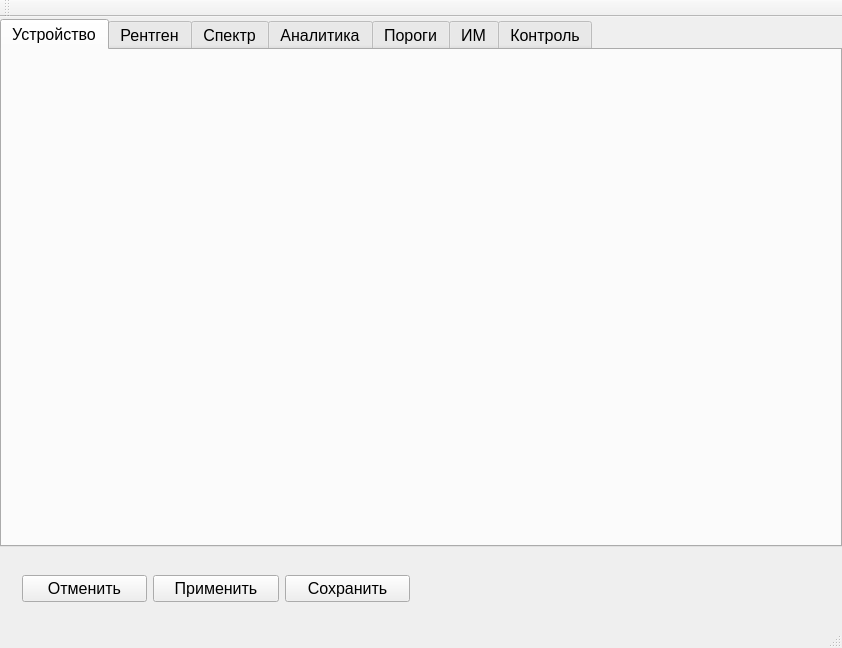
Before: the Qt Designer form mainwindow.ui in longway34/SeparatorQt, drawn with Qt 5.
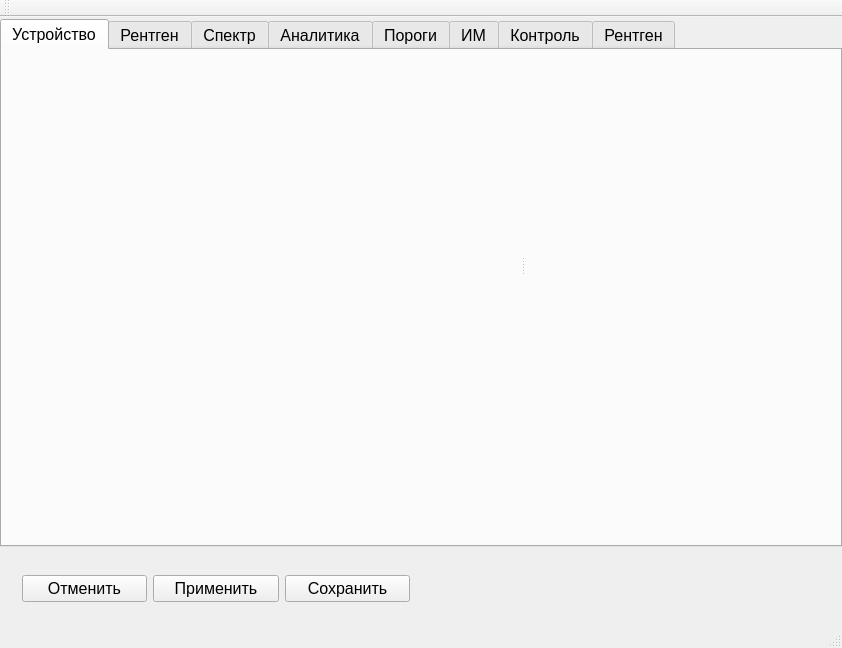
After: the same form once the commit is applied. The open tabs and pages were chosen to show the change. Icons and pictures are not drawn. Custom widgets are drawn as their Qt base class.

What changed in the file:
```diff
--- a/mainwindow.ui
+++ b/mainwindow.ui
@@ -106,6 +106,40 @@
          <attribute name="title">
           <string>Устройство</string>
          </attribute>
+         <widget class="QWidget" name="widget_2" native="true">
+          <property name="geometry">
+           <rect>
+            <x>20</x>
+            <y>10</y>
+            <width>514</width>
+            <height>409</height>
+           </rect>
+          </property>
+          <layout class="QVBoxLayout" name="verticalLayout_7">
+           <item>
+            <widget class="QSplitter" name="splitter_2">
+             <property name="orientation">
+              <enum>Qt::Horizontal</enum>
+             </property>
+             <widget class="SPRSettingsMainWidget" name="wSettingsMianWidget" native="true">
+              <property name="minimumSize">
+               <size>
+                <width>491</width>
+                <height>391</height>
+               </size>
+              </property>
+              <property name="maximumSize">
+               <size>
+                <width>491</width>
+                <height>391</height>
+               </size>
+              </property>
+             </widget>
+             <widget class="QWidget" name="widget_3" native="true"/>
+            </widget>
+           </item>
+          </layout>
+         </widget>
         </widget>
         <widget class="QWidget" name="tab">
          <attribute name="icon">
@@ -161,7 +195,7 @@
              </attribute>
              <layout class="QVBoxLayout" name="verticalLayout_4">
               <item>
-               <widget class="SPRSettingsRentgenMainWidget" name="widget_2" native="true"/>
+               <widget class="SPRSettingsRentgenMainWidget" name="wSettingsRentgenMainWidget" native="true"/>
               </item>
              </layout>
             </widget>
@@ -257,6 +291,32 @@
           <string>Контроль</string>
          </attribute>
         </widget>
+        <widget class="QWidget" name="tab_Test">
+         <attribute name="icon">
+          <iconset resource="icons.qrc">
+           <normaloff>:/icons/settings/icons/AlgoripmSerrings_tabs/Alroritm_Settings_Rentgen_Menu_tab_1.png</normaloff>:/icons/settings/icons/AlgoripmSerrings_tabs/Alroritm_Settings_Rentgen_Menu_tab_1.png</iconset>
+         </attribute>
+         <attribute name="title">
+          <string>Рентген</string>
+         </attribute>
+         <layout class="QVBoxLayout" name="verticalLayout_10">
+          <property name="leftMargin">
+           <number>0</number>
+          </property>
+          <property name="topMargin">
+           <number>0</number>
+          </property>
+          <property name="rightMargin">
+           <number>0</number>
+          </property>
+          <property name="bottomMargin">
+           <number>0</number>
+          </property>
+          <item>
+           <widget class="SPRSettingsRentgenWidget" name="wSettingsRentgen" native="true"/>
+          </item>
+         </layout>
+        </widget>
        </widget>
       </item>
       <item>
@@ -384,6 +444,18 @@
    <header>sprspectrumrangestablewidget.h</header>
    <container>1</container>
   </customwidget>
+  <customwidget>
+   <class>SPRSettingsMainWidget</class>
+   <extends>QWidget</extends>
+   <header>sprsettingsmainwidget.h</header>
+   <container>1</container>
+  </customwidget>
+  <customwidget>
+   <class>SPRSettingsRentgenWidget</class>
+   <extends>QWidget</extends>
+   <header>sprsettingsrentgenwidget.h</header>
+   <container>1</container>
+  </customwidget>
  </customwidgets>
  <resources>
   <include location="icons.qrc"/>
```
Left out of the diff: 16 changed lines with no effect on the pictures.
